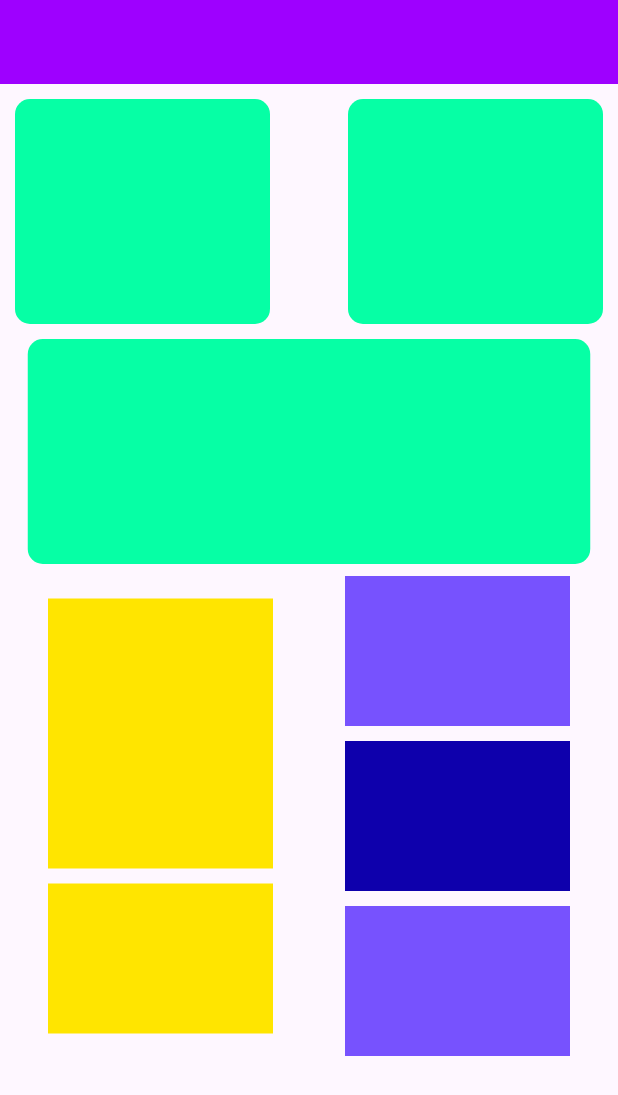
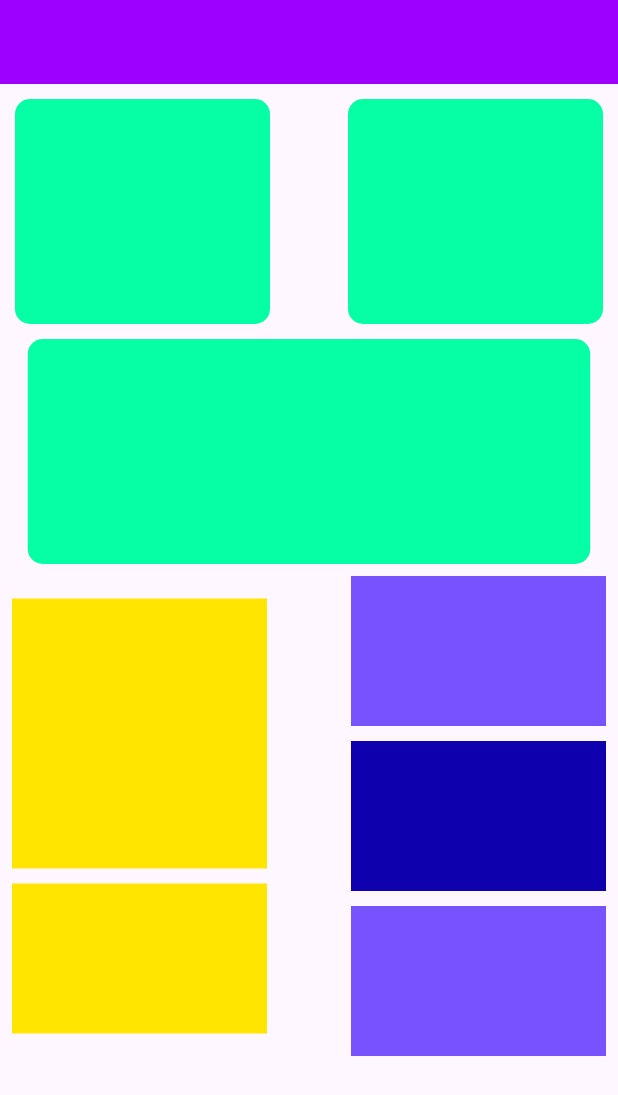
Before and after one commit to Sameemadhu16/Sample_Flutter_Apps, a Flutter app: the screen it shows after launch, on a phone screen of 412 x 824 dp. Shown: the top 1095 px of the screen. Run offline on Flutter 3.47's test engine with Material 3 defaults, Android fonts, the light colour scheme and no system bars.

Commit message:
update layout design

```diff
--- a/layout_design/lib/main.dart
+++ b/layout_design/lib/main.dart
@@ -54,18 +54,18 @@ class MyApp extends StatelessWidget {
               Padding(
                 padding: const EdgeInsets.all(8.0),
                 child: Row(
-                  mainAxisAlignment: MainAxisAlignment.spaceAround,
+                  mainAxisAlignment: MainAxisAlignment.spaceBetween,
                   children: [
                     Column(
                       children: [
                         Container(
                           height: 180,
-                          width: 150,
+                          width: 170,
                           color: const Color(0xffFFE500),
                         ),
                         const SizedBox(height: 10),
                         Container(
-                          width: 150,
+                          width: 170,
                           height: 100,
                           color: const Color(0xffFFE500),
                         )
@@ -74,19 +74,19 @@ class MyApp extends StatelessWidget {
                     Column(
                       children: [
                         Container(
-                          width: 150,
+                          width: 170,
                           height: 100,
                           color: const Color(0xff7752FE),
                         ),
                         const SizedBox(height: 10),
                         Container(
-                          width: 150,
+                          width: 170,
                           height: 100,
                           color: const Color(0xff0E00AC),
                         ),
                         const SizedBox(height: 10),
                         Container(
-                          width: 150,
+                          width: 170,
                           height: 100,
                           color: const Color(0xff7752FE),
                         )
```
